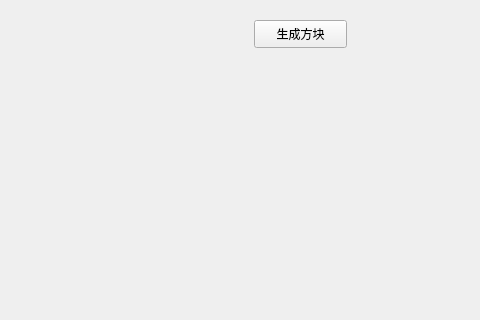
Old version of the form mainwindow.ui in the repository SalHe/QtArixTetris; both pictures show x 166 to 646 and y 0 to 320 of the 646 by 657 pixel window.
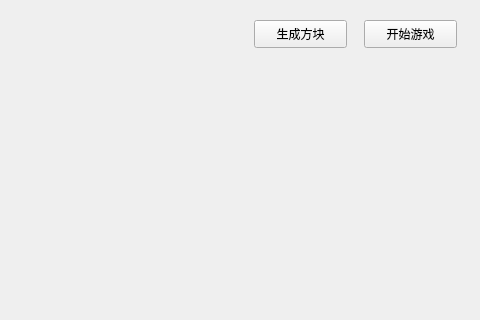
New version of the form. Custom widgets are drawn as their Qt base class.

```diff
--- a/mainwindow.ui
+++ b/mainwindow.ui
@@ -37,6 +37,19 @@
      <string>生成方块</string>
     </property>
    </widget>
+   <widget class="QPushButton" name="btnStart">
+    <property name="geometry">
+     <rect>
+      <x>530</x>
+      <y>20</y>
+      <width>93</width>
+      <height>28</height>
+     </rect>
+    </property>
+    <property name="text">
+     <string>开始游戏</string>
+    </property>
+   </widget>
   </widget>
   <widget class="QMenuBar" name="menubar">
    <property name="geometry">
```
Left out of the diff: 21 changed lines with no effect on the pictures.
